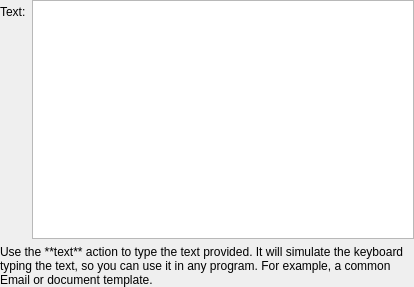
The window that streamdeck_ui/plugins/text/action_text.ui (dodgyrabbit/streamdeck-ui) describes before a commit, drawn with Qt 5.
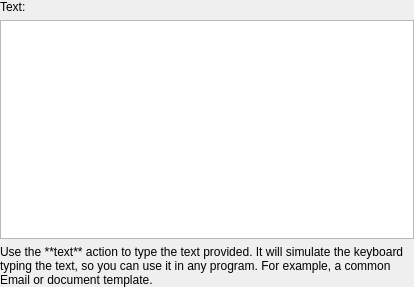
The same window after the commit.

What changed in the file:
```diff
--- a/streamdeck_ui/plugins/text/action_text.ui
+++ b/streamdeck_ui/plugins/text/action_text.ui
@@ -27,18 +27,18 @@
     <number>0</number>
    </property>
    <item>
-    <layout class="QFormLayout" name="formLayout">
-     <property name="horizontalSpacing">
-      <number>6</number>
-     </property>
-     <item row="0" column="0">
+    <layout class="QVBoxLayout" name="verticalLayout_2">
+     <item>
       <widget class="QLabel" name="label">
        <property name="text">
         <string>Text:</string>
        </property>
       </widget>
      </item>
-     <item row="1" column="0" colspan="2">
+     <item>
+      <widget class="QTextEdit" name="textEdit"/>
+     </item>
+     <item>
       <widget class="QLabel" name="label_2">
        <property name="sizePolicy">
         <sizepolicy hsizetype="Preferred" vsizetype="Preferred">
@@ -60,9 +60,6 @@
        </property>
       </widget>
      </item>
-     <item row="0" column="1">
-      <widget class="QTextEdit" name="textEdit"/>
-     </item>
     </layout>
    </item>
   </layout>
```
